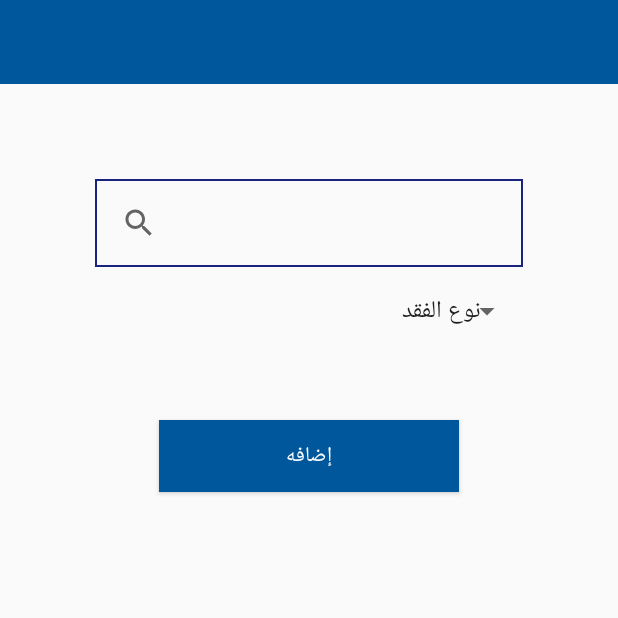
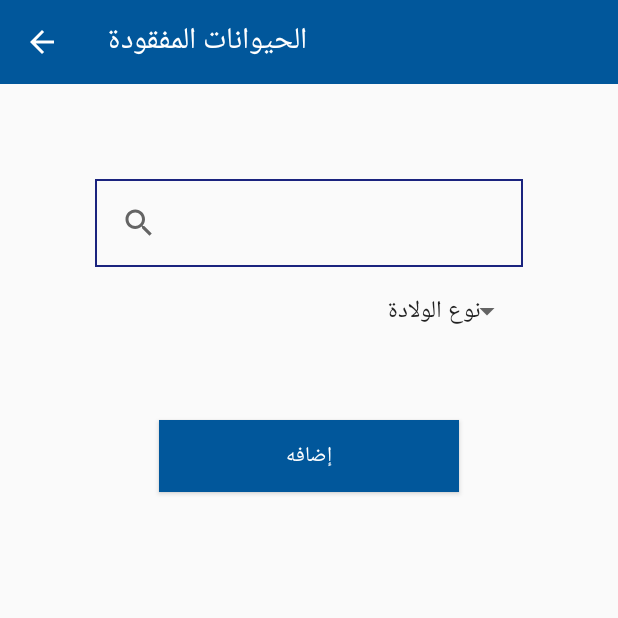
Before and after one commit to Donia10/FarmProject, an Android app: the missedAnimal screen opened directly, with no data from a screen before it, on a phone screen of 412 x 824 dp, the top half of it. Run offline under Robolectric (Android 15) with nearby library versions, the light colour scheme and no system bars; our stand-ins replace Firebase (no records; nobody signed in at launch, a user with empty details on screens opened directly); 1 statement that could not run was skipped.

Commit message:
missedanimalcommit

```diff
--- a/app/src/main/java/com/example/farmproject/missedAnimal.java
+++ b/app/src/main/java/com/example/farmproject/missedAnimal.java
@@ -1,14 +1,71 @@
 package com.example.farmproject;
 
 import androidx.appcompat.app.AppCompatActivity;
+import androidx.appcompat.widget.Toolbar;
 
+import android.graphics.Color;
 import android.os.Bundle;
+import android.view.View;
+import android.widget.AdapterView;
+import android.widget.ArrayAdapter;
+import android.widget.Button;
+import android.widget.Spinner;
+
+import com.google.firebase.database.DatabaseReference;
+import com.google.firebase.database.FirebaseDatabase;
 
 public class missedAnimal extends AppCompatActivity {
+
+    Spinner missedtype;
+    Button add;
+
+    private FirebaseDatabase mFirebaseDatabase;
+    private DatabaseReference mAnimalsDatabaseReference;
 
     @Override
     protected void onCreate(Bundle savedInstanceState) {
         super.onCreate(savedInstanceState);
         setContentView(R.layout.activity_missed_animal);
+
+        //Toolbar
+        Toolbar toolbar = (Toolbar) findViewById(R.id.fortifications);
+        setSupportActionBar(toolbar);
+        getSupportActionBar().setTitle("الحيوانات المفقودة");
+        getSupportActionBar().setDisplayHomeAsUpEnabled(true);
+        toolbar.setTitleTextColor(Color.WHITE);
+
+
+        missedtype = findViewById(R.id.missedspinner);
+        add = findViewById(R.id.addbtn);
+
+        //firebase objects
+        mFirebaseDatabase = FirebaseDatabase.getInstance();
+        mAnimalsDatabaseReference = mFirebaseDatabase.getReference().child("animals");
+
+        final ArrayAdapter<CharSequence> adapter = ArrayAdapter.createFromResource(this, R.array.Spinner_items, android.R.layout.simple_spinner_item);
+
+        missedtype.setAdapter(adapter);
+        missedtype.setOnItemSelectedListener((AdapterView.OnItemSelectedListener) this);
+
+        add.setOnClickListener(new View.OnClickListener() {
+            @Override
+            public void onClick(View v) {
+                writeOnDatabase();
+
+
+            }
+        });
+    }
+
+    public void onItemSelected(AdapterView<?> parent, View view, int position, long id) {
+        parent.getItemAtPosition(position);
+    }
+
+    public void writeOnDatabase()
+    {
+        missedAnimal missdanimal = new missedAnimal(missedtype.getSelectedItem().toString());
+        mAnimalsDatabaseReference.child("missedAnimal").child("1").setValue(missdanimal);
+
+
     }
 }
--- a/app/src/main/java/com/example/farmproject/missedAnimal_jason.java
+++ b/app/src/main/java/com/example/farmproject/missedAnimal_jason.java
@@ -17,6 +17,10 @@
 
         private String missedType;
 
+        public MissedAnimal(String missedType) {     //constructor
+            this.missedType = missedType;
+        }
+
         public String getMissedType() { return missedType; }
 
         public void setMissedType(String missedType) { this.missedType = missedType;}
--- a/app/src/main/res/layout/activity_missed_animal.xml
+++ b/app/src/main/res/layout/activity_missed_animal.xml
@@ -39,7 +39,7 @@
             android:hint="ادخل رقم الحيوان"
             android:padding="5dp" />
         <Spinner
-            android:id="@+id/missedtype"
+            android:id="@+id/missedspinner"
             android:layout_width="match_parent"
             android:layout_height="wrap_content"
             android:layout_margin="5dp"
@@ -50,7 +50,7 @@
             android:paddingBottom="5dp" />
 
         <Button
-            android:id="@+id/add"
+            android:id="@+id/addbtn"
             android:layout_width="match_parent"
             android:layout_height="wrap_content"
             android:layout_margin="@android:dimen/app_icon_size"
```
